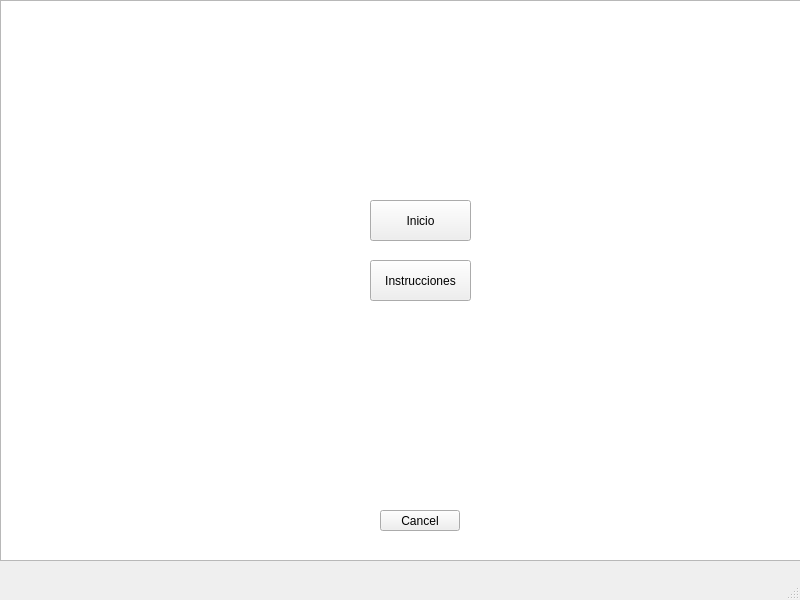
Old version of the form Save_the_world_final/nivel3.ui in the repository angeelorenaoc/Proyecto_final.
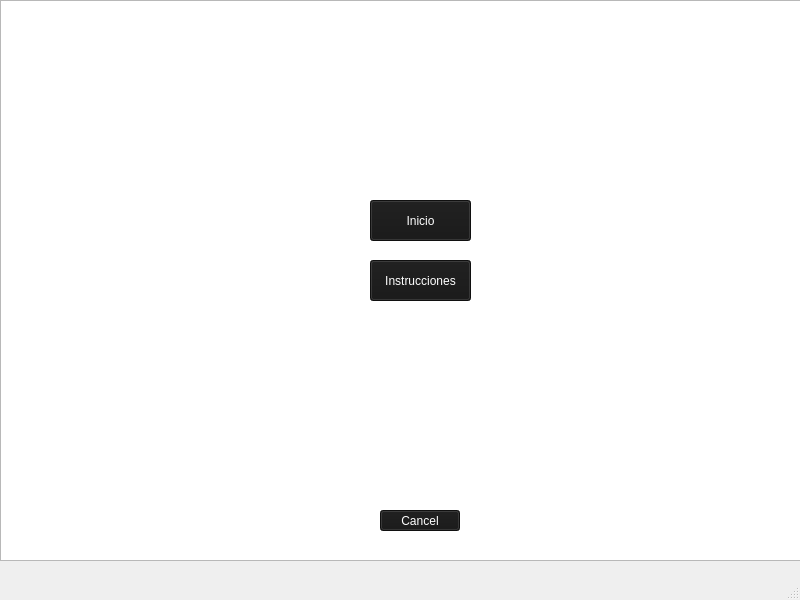
New version of the form. Icons and pictures are not drawn.

Commit message: Instrucciones añadidas al nivel 1

Diff of the .ui file:
```diff
--- a/Save_the_world_final/nivel3.ui
+++ b/Save_the_world_final/nivel3.ui
@@ -33,6 +33,10 @@
       <height>41</height>
      </rect>
     </property>
+    <property name="styleSheet">
+     <string notr="true">color: rgb(255, 255, 255);
+background-color: rgb(22, 22, 22);</string>
+    </property>
     <property name="text">
      <string>Inicio</string>
     </property>
@@ -46,6 +50,10 @@
       <height>41</height>
      </rect>
     </property>
+    <property name="styleSheet">
+     <string notr="true">color: rgb(255, 255, 255);
+background-color: rgb(22, 22, 22);</string>
+    </property>
     <property name="text">
      <string>Instrucciones</string>
     </property>
@@ -59,6 +67,10 @@
       <height>21</height>
      </rect>
     </property>
+    <property name="styleSheet">
+     <string notr="true">color: rgb(255, 255, 255);
+background-color: rgb(22, 22, 22);</string>
+    </property>
     <property name="text">
      <string>Cancel</string>
     </property>
```
Left out of the diff: 7 changed lines with no effect on the pictures. The commit also changes 14 other files.
